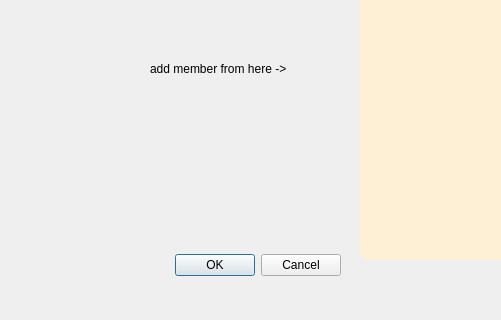
The window that client/channelpermissions.ui (AP-projects-4001/jan-ghahve) describes before a commit, drawn with Qt 5; both pictures show x 0 to 501 and y 211 to 531 of the 1015 by 531 pixel window.
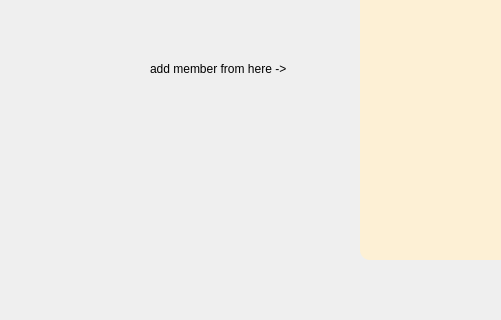
The same window after the commit.

Commit message: editing search dialog

Patch:
```diff
--- a/client/channelpermissions.ui
+++ b/client/channelpermissions.ui
@@ -13,22 +13,6 @@
   <property name="windowTitle">
    <string>Dialog</string>
   </property>
-  <widget class="QDialogButtonBox" name="buttonBox">
-   <property name="geometry">
-    <rect>
-     <x>0</x>
-     <y>460</y>
-     <width>341</width>
-     <height>32</height>
-    </rect>
-   </property>
-   <property name="orientation">
-    <enum>Qt::Horizontal</enum>
-   </property>
-   <property name="standardButtons">
-    <set>QDialogButtonBox::Cancel|QDialogButtonBox::Ok</set>
-   </property>
-  </widget>
   <widget class="QPushButton" name="pbn_ok">
    <property name="geometry">
     <rect>
```
Left out of the diff: 35 changed lines with no effect on the pictures. The commit also changes 16 other files.
